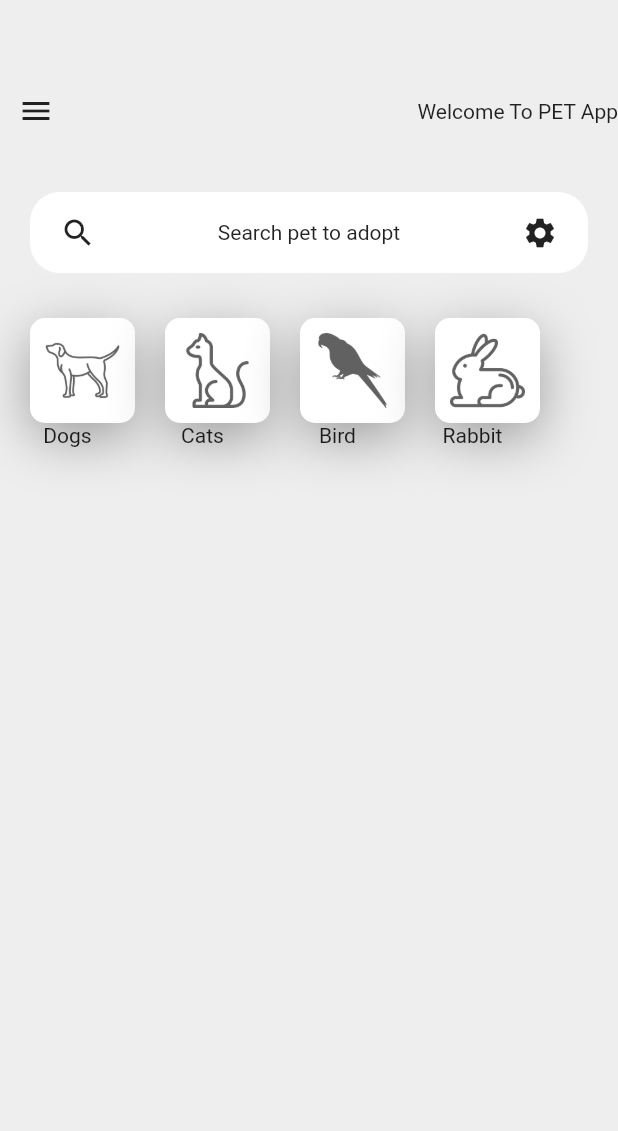
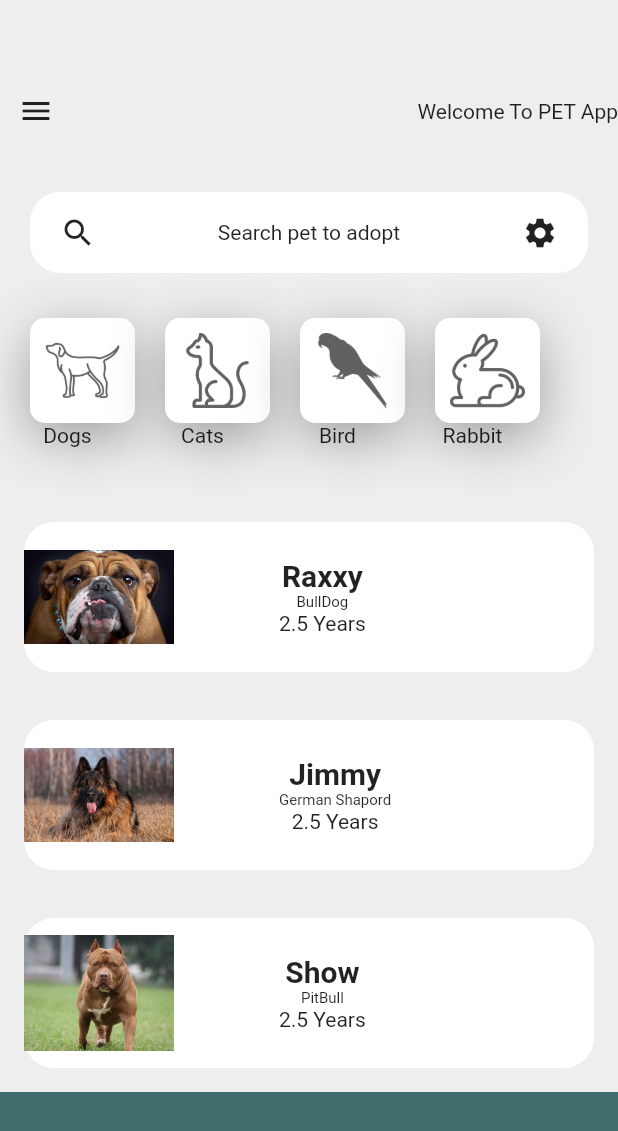
Before and after one commit to rakshithrajuN/pet_app, a Flutter app: the screen it shows after launch, on a phone screen of 412 x 824 dp. Shown: the top 1131 px of the screen. Run offline on Flutter 3.47's test engine with Material 2 defaults, Android fonts, the phone set to English and light mode, and no system bars; our stand-ins replace cloud_firestore, firebase_auth, google_sign_in; missing offline and left inert: tech_bin; accounts and stored records are empty.

Commit message:
Navigation added

```diff
--- a/lib/HomeScreen.dart
+++ b/lib/HomeScreen.dart
@@ -1,5 +1,6 @@
 import 'package:flutter/material.dart';
 import 'package:pet_app/configuration.dart';
+import 'package:pet_app/widgets/pet_details.dart';
 
 class HomeScreen extends StatefulWidget {
   const HomeScreen({ Key? key }) : super(key: key);
@@ -21,7 +22,8 @@ class _HomeScreenState extends State<HomeScreen> {
       transform: Matrix4.translationValues(xOffset, yOffset, 0)..scale(scaleFactor),
       duration: Duration(milliseconds: 250),
       color: Colors.grey[200],
-      child:Column(
+      child:SingleChildScrollView(
+        child: Column(
           children :[
             SizedBox(
               height:50
@@ -30,10 +32,12 @@ class _HomeScreenState extends State<HomeScreen> {
               mainAxisAlignment: MainAxisAlignment.spaceBetween,
               children: [
                 isDrawerOpen?IconButton(icon:Icon(Icons.arrow_back_ios),onPressed: (){
+                  setState(() {
                   xOffset=0;
                   yOffset=0;
                   scaleFactor=1;
                   isDrawerOpen=false;
+                  });
                   }):IconButton(icon:Icon(Icons.menu),onPressed: (){
                   setState(() {
                     xOffset =250;
@@ -44,7 +48,10 @@ class _HomeScreenState extends State<HomeScreen> {
 
                 }),
 
-                  Text('Welcome To PET App')
+                    Padding(
+                      padding: const EdgeInsets.only(left: 85),
+                      child: Text('Welcome To PET App'),
+                    )
 
               ],
             ),
@@ -94,8 +101,85 @@ class _HomeScreenState extends State<HomeScreen> {
 
               ),
               ),
+
+                  ListView.builder(
+                     shrinkWrap: true,
+                     scrollDirection: Axis.vertical,
+                      itemCount: dogimg.length,
+                      itemBuilder: (context,index){
+                        return GestureDetector(
+                          onTap: (){
+                            Navigator.push(context,MaterialPageRoute(builder: (context)=>Petdetails()));
+                          },
+                          child: Padding(
+                                     padding: const EdgeInsets.all(16.0),
+                                      child: Container(
+                                      decoration : BoxDecoration(
+                                color: Colors.white,
+                                borderRadius: BorderRadius.circular(20),
+                              ),
+                        child: Row(
+                          children: [
+                            Image.asset(dogimg[index]['iconPath'],width: 100 ,height:100) ,
+                            SizedBox(
+                              width: 70,
+                            ),
+                            Column(
+                              children:[
+                                Text(dogimg[index]['name'],style: TextStyle(fontWeight: FontWeight.bold,fontSize: 20),),
+                                Text(dogimg[index]['breed'],style: TextStyle(fontSize: 10),),
+                                Text('2.5 Years')
+                              ],
+
+                            ),
+
+                          ],
+                           ),
+                            ),
+                          ),
+                        );
+
+
+                      }
+                    ),
+
+
+
           ]
+        ),
       )
     );
   }
 }
+
+
+
+
+
+
+
+
+/*Padding(
+                padding: const EdgeInsets.all(16.0),
+                child: Container(
+                  decoration : BoxDecoration(
+                          color: Colors.white,
+                          borderRadius: BorderRadius.circular(20),
+                        ),
+                  child: Row(
+                    children: [
+                      Image.asset(dogimg[index]['iconPath'],width: 150,) ,
+                      SizedBox(
+                        width: 70,
+                      ),
+                      Column(
+                        children:[
+                          Text(dogimg[index]['name'],style: TextStyle(fontWeight: FontWeight.bold,fontSize: 20),),
+                          Text(dogimg[index]['breed'],style: TextStyle(fontSize: 10),),
+                          Text('2.5 Years')
+                        ]
+                      )
+                    ],
+                  ),
+                ),
+              );*/
```
Lines whose indentation alone changed are shown as unchanged.
